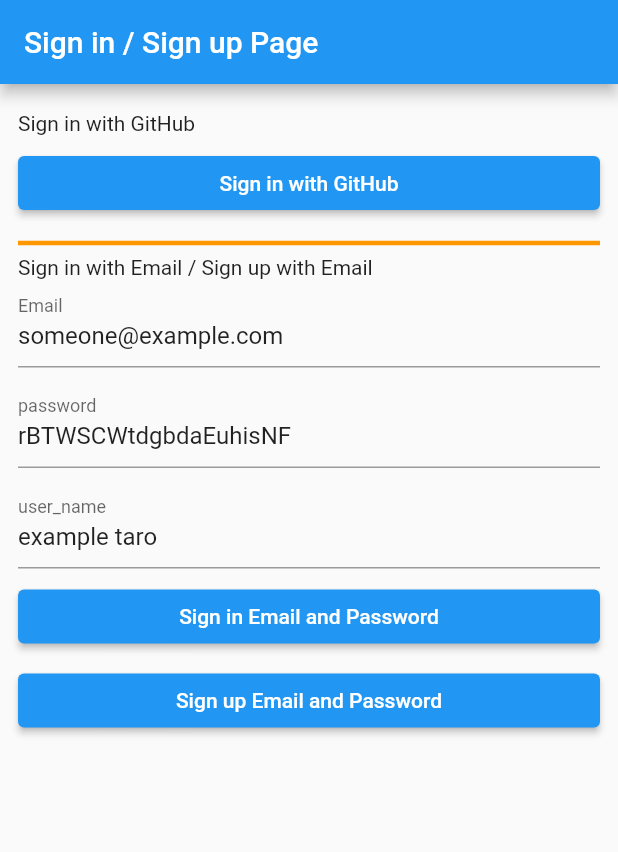
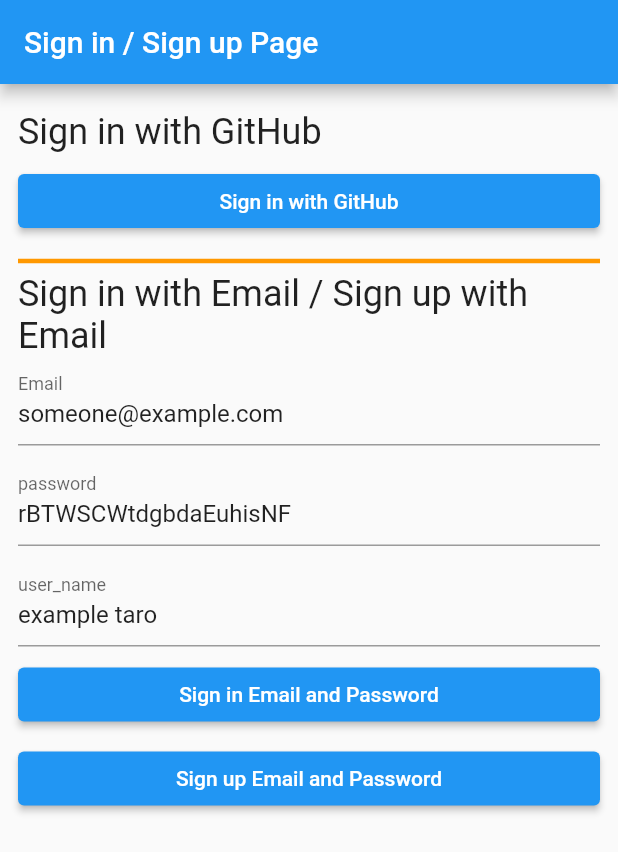
Before and after one commit to Pregum/authentication_sample_with_supabase_flutter, a Flutter app: the screen it shows after launch, on a phone screen of 412 x 824 dp. Shown: the top 852 px of the screen. Run offline on Flutter 3.47's test engine with Material 2 defaults, Android fonts, the light colour scheme and no system bars; our stand-ins replace flutter_dotenv, gap, supabase_flutter; accounts and stored records are empty.

Commit message:
update: ログインごとのタイトルのフォントサイズを大きくした

```diff
--- a/lib/login_page.dart
+++ b/lib/login_page.dart
@@ -59,7 +59,8 @@
         child: ListView(
           padding: const EdgeInsets.symmetric(vertical: 18, horizontal: 12),
           children: [
-            const Text('Sign in with GitHub'),
+            Text('Sign in with GitHub',
+                style: Theme.of(context).textTheme.headlineSmall),
             const Gap(8.0),
             ElevatedButton(
               onPressed: _isLoading ? null : _signInGitHub,
@@ -67,7 +68,8 @@
             ),
             const Gap(8.0),
             const Divider(color: Colors.orange, thickness: 3.0),
-            const Text('Sign in with Email / Sign up with Email '),
+            Text('Sign in with Email / Sign up with Email ',
+                style: Theme.of(context).textTheme.headlineSmall),
             MyTextField(
               label: 'Email',
               controller: _emailController,
```
